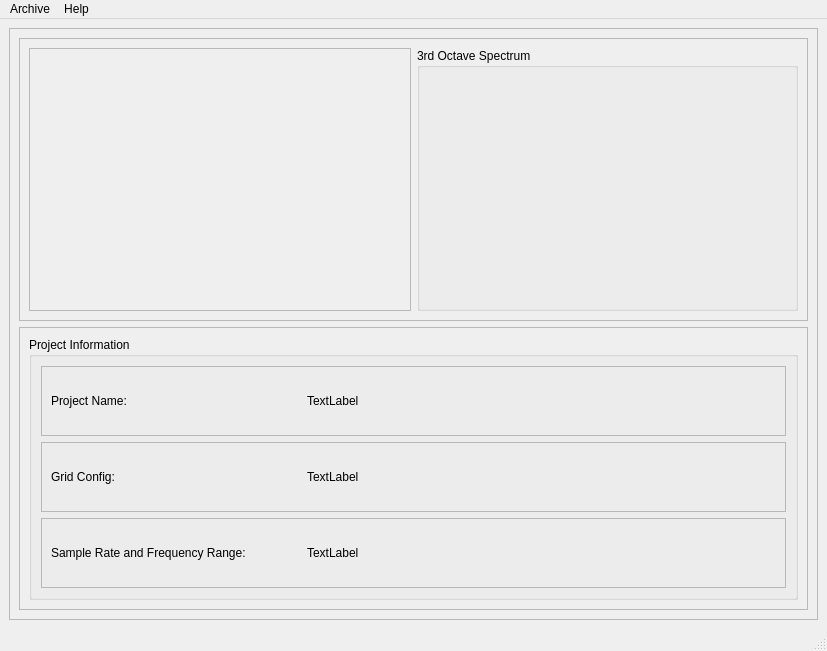
TheHawz/Quick-Scan, file resources/ui/DisplayResults.ui: the form before one commit.
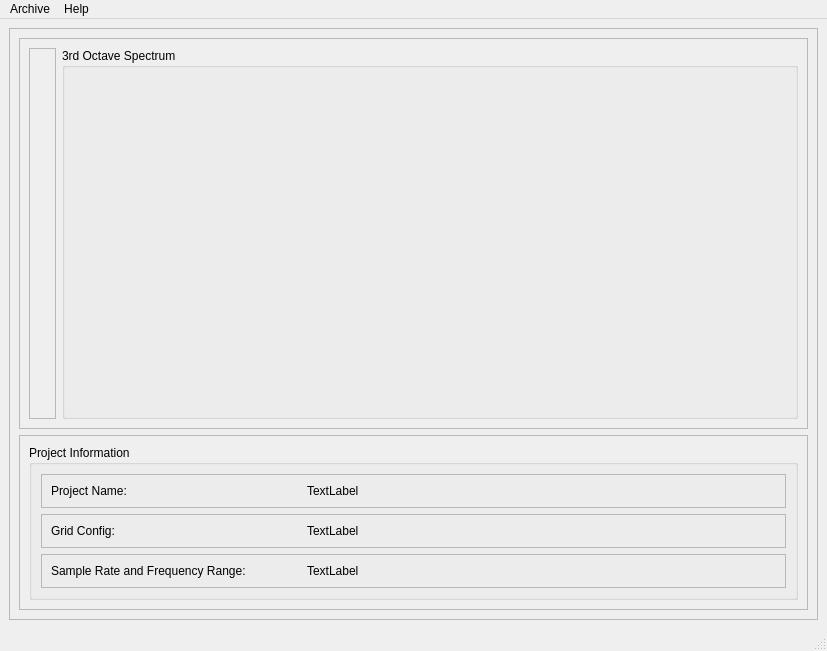
The form after the commit.

The edit to the form file:
```diff
--- a/resources/ui/DisplayResults.ui
+++ b/resources/ui/DisplayResults.ui
@@ -54,6 +54,12 @@
           </item>
           <item>
            <widget class="QGroupBox" name="spectrum_groupBox">
+            <property name="sizePolicy">
+             <sizepolicy hsizetype="Expanding" vsizetype="Expanding">
+              <horstretch>0</horstretch>
+              <verstretch>0</verstretch>
+             </sizepolicy>
+            </property>
             <property name="title">
              <string>3rd Octave Spectrum</string>
             </property>
@@ -75,7 +81,7 @@
          <property name="frameShadow">
           <enum>QFrame::Raised</enum>
          </property>
-         <layout class="QHBoxLayout" name="horizontalLayout_5">
+         <layout class="QVBoxLayout" name="verticalLayout_3">
           <item>
            <widget class="QGroupBox" name="groupBox">
             <property name="title">
```
